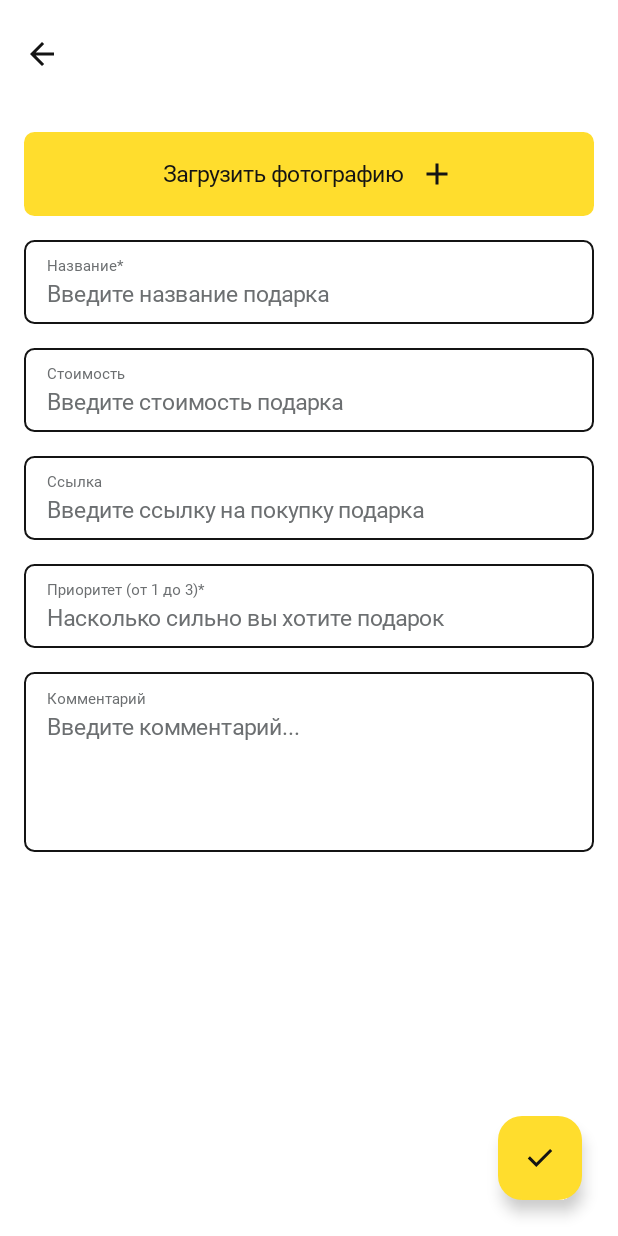
After one commit to rendivy/T-Birthday, an Android app built with Jetpack Compose: the composable WishlistItemEditScreen shown on its own in the app's theme, on a phone screen of 412 x 824 dp. The commit adds this screen. Run offline under Robolectric (Android 15) with nearby library versions, the phone set to English and light mode, and no system bars; Roboto replaces fonts that are not available here.

Commit message:
Wishlist item edit screen

```diff
--- a/app/build.gradle.kts
+++ b/app/build.gradle.kts
@@ -81,4 +81,5 @@ dependencies {
     debugImplementation(libs.androidx.ui.tooling)
     debugImplementation(libs.androidx.ui.test.manifest)
     ksp("androidx.room:room-compiler:$room_version")
+    implementation(libs.coil.compose)
 }
--- a/app/src/main/java/ru/yangel/hackathon/MainActivity.kt
+++ b/app/src/main/java/ru/yangel/hackathon/MainActivity.kt
@@ -25,6 +25,7 @@ import ru.yangel.hackathon.notification.database.entity.SubscribedUser
 import ru.yangel.hackathon.notification.workmanager.BirthdayAlarmReceiver
 import ru.yangel.hackathon.notification.workmanager.NotificationHelper
 import ru.yangel.hackathon.ui.theme.HackathonTheme
+import ru.yangel.hackathon.wishlist.item.presentation.ui.WishlistItemEditScreen
 import java.time.LocalDate
 import java.time.temporal.ChronoUnit
 import java.util.Calendar
@@ -47,7 +48,8 @@ class MainActivity : ComponentActivity(), KoinComponent {
                     modifier = Modifier.fillMaxSize(),
                     color = MaterialTheme.colorScheme.background
                 ) {
-                    Greeting("Android")
+                    WishlistItemEditScreen()
+                    //Greeting("Android")
                 }
             }
         }
--- a/app/src/main/java/ru/yangel/hackathon/ui/common/AppTextField.kt
+++ b/app/src/main/java/ru/yangel/hackathon/ui/common/AppTextField.kt
@@ -5,10 +5,13 @@ import androidx.compose.foundation.layout.Box
 import androidx.compose.foundation.layout.Column
 import androidx.compose.foundation.layout.PaddingValues
 import androidx.compose.foundation.layout.Spacer
+import androidx.compose.foundation.layout.fillMaxSize
 import androidx.compose.foundation.layout.fillMaxWidth
 import androidx.compose.foundation.layout.height
+import androidx.compose.foundation.layout.padding
 import androidx.compose.foundation.shape.RoundedCornerShape
 import androidx.compose.foundation.text.BasicTextField
+import androidx.compose.foundation.text.KeyboardOptions
 import androidx.compose.material3.ExperimentalMaterial3Api
 import androidx.compose.material3.OutlinedTextFieldDefaults
 import androidx.compose.material3.Text
@@ -18,6 +21,7 @@ import androidx.compose.runtime.remember
 import androidx.compose.ui.Modifier
 import androidx.compose.ui.graphics.Color
 import androidx.compose.ui.graphics.SolidColor
+import androidx.compose.ui.text.input.KeyboardType
 import androidx.compose.ui.text.input.VisualTransformation
 import androidx.compose.ui.unit.dp
 import ru.yangel.hackathon.ui.theme.CodGray
@@ -37,6 +41,8 @@ fun AppOutlinedTextField(
     onValueChange: (String) -> Unit,
     visualTransformation: VisualTransformation = VisualTransformation.None,
     isError: Boolean = false,
+    multiLine: Boolean = false,
+    keyboardType: KeyboardType = KeyboardType.Text,
     contentPaddingValues: PaddingValues = PaddingValues(horizontal = 15.dp, vertical = 8.dp),
     colors: TextFieldColors = OutlinedTextFieldDefaults.colors(
         focusedContainerColor = Color.Transparent,
@@ -58,20 +64,27 @@ fun AppOutlinedTextField(
     val interactionSource = remember { MutableInteractionSource() }
 
     BasicTextField(
-        modifier = modifier.fillMaxWidth().height(56.dp),
+        modifier = modifier
+            .fillMaxWidth()
+            .height(56.dp),
         value = value,
         onValueChange = onValueChange,
         textStyle = Type15,
         visualTransformation = visualTransformation,
         interactionSource = interactionSource,
         enabled = enabled,
-        singleLine = true,
+        singleLine = !multiLine,
+        keyboardOptions = KeyboardOptions(keyboardType = keyboardType),
         cursorBrush = if (!isError) SolidColor(CodGray) else SolidColor(Error)
     ) { innerTextField ->
         OutlinedTextFieldDefaults.DecorationBox(value = value,
             colors = colors,
             innerTextField = {
-                Column {
+                Column(
+                    modifier = if (multiLine) Modifier
+                        .fillMaxSize()
+                        .padding(top = 4.dp) else Modifier
+                ) {
                     Text(text = label, style = Type10, color = Nevada)
                     Spacer(modifier = Modifier.height(4.dp))
                     Box {
--- a/app/src/main/java/ru/yangel/hackathon/ui/theme/Theme.kt
+++ b/app/src/main/java/ru/yangel/hackathon/ui/theme/Theme.kt
@@ -1,17 +1,12 @@
 package ru.yangel.hackathon.ui.theme
 
 import android.app.Activity
-import android.os.Build
-import androidx.compose.foundation.isSystemInDarkTheme
 import androidx.compose.material3.MaterialTheme
 import androidx.compose.material3.darkColorScheme
-import androidx.compose.material3.dynamicDarkColorScheme
-import androidx.compose.material3.dynamicLightColorScheme
 import androidx.compose.material3.lightColorScheme
 import androidx.compose.runtime.Composable
 import androidx.compose.runtime.SideEffect
 import androidx.compose.ui.graphics.toArgb
-import androidx.compose.ui.platform.LocalContext
 import androidx.compose.ui.platform.LocalView
 import androidx.core.view.WindowCompat
 
@@ -24,7 +19,9 @@ private val DarkColorScheme = darkColorScheme(
 private val LightColorScheme = lightColorScheme(
     primary = Purple40,
     secondary = PurpleGrey40,
-    tertiary = Pink40
+    tertiary = Pink40,
+    surface = White,
+    background = White
 
     /* Other default colors to override
     background = Color(0xFFFFFBFE),
@@ -39,31 +36,19 @@ private val LightColorScheme = lightColorScheme(
 
 @Composable
 fun HackathonTheme(
-    darkTheme: Boolean = isSystemInDarkTheme(),
-    // Dynamic color is available on Android 12+
-    dynamicColor: Boolean = true,
     content: @Composable () -> Unit
 ) {
-    val colorScheme = when {
-        dynamicColor && Build.VERSION.SDK_INT >= Build.VERSION_CODES.S -> {
-            val context = LocalContext.current
-            if (darkTheme) dynamicDarkColorScheme(context) else dynamicLightColorScheme(context)
-        }
-
-        darkTheme -> DarkColorScheme
-        else -> LightColorScheme
-    }
     val view = LocalView.current
     if (!view.isInEditMode) {
         SideEffect {
             val window = (view.context as Activity).window
-            window.statusBarColor = colorScheme.primary.toArgb()
-            WindowCompat.getInsetsController(window, view).isAppearanceLightStatusBars = darkTheme
+            window.statusBarColor = White.toArgb()
+            WindowCompat.getInsetsController(window, view).isAppearanceLightStatusBars = true
         }
     }
 
     MaterialTheme(
-        colorScheme = colorScheme,
+        colorScheme = LightColorScheme,
         typography = Typography,
         content = content
     )
--- /dev/null
+++ b/app/src/main/java/ru/yangel/hackathon/wishlist/item/presentation/ui/WishlistItemEditScreen.kt
@@ -0,0 +1,152 @@
+package ru.yangel.hackathon.wishlist.item.presentation.ui
+
+import android.net.Uri
+import androidx.activity.compose.rememberLauncherForActivityResult
+import androidx.activity.result.contract.ActivityResultContracts
+import androidx.compose.foundation.Image
+import androidx.compose.foundation.layout.Box
+import androidx.compose.foundation.layout.Column
+import androidx.compose.foundation.layout.PaddingValues
+import androidx.compose.foundation.layout.Spacer
+import androidx.compose.foundation.layout.aspectRatio
+import androidx.compose.foundation.layout.defaultMinSize
+import androidx.compose.foundation.layout.fillMaxSize
+import androidx.compose.foundation.layout.height
+import androidx.compose.foundation.layout.padding
+import androidx.compose.foundation.layout.size
+import androidx.compose.foundation.lazy.LazyRow
+import androidx.compose.foundation.rememberScrollState
+import androidx.compose.foundation.shape.RoundedCornerShape
+import androidx.compose.foundation.verticalScroll
+import androidx.compose.material3.FloatingActionButton
+import androidx.compose.material3.Icon
+import androidx.compose.runtime.Composable
+import androidx.compose.runtime.getValue
+import androidx.compose.runtime.mutableStateListOf
+import androidx.compose.runtime.mutableStateOf
+import androidx.compose.runtime.remember
+import androidx.compose.runtime.setValue
+import androidx.compose.ui.Alignment
+import androidx.compose.ui.Modifier
+import androidx.compose.ui.draw.clip
+import androidx.compose.ui.graphics.vector.ImageVector
+import androidx.compose.ui.layout.ContentScale
+import androidx.compose.ui.res.vectorResource
+import androidx.compose.ui.text.input.KeyboardType
+import androidx.compose.ui.unit.dp
+import androidx.compose.ui.zIndex
+import coil.compose.rememberAsyncImagePainter
+import ru.yangel.hackathon.R
+import ru.yangel.hackathon.ui.common.AppOutlinedTextField
+import ru.yangel.hackathon.ui.common.AppTopBar
+import ru.yangel.hackathon.ui.common.PrimaryButton
+import ru.yangel.hackathon.ui.theme.CodGray
+import ru.yangel.hackathon.ui.theme.PaddingMedium
+import ru.yangel.hackathon.ui.theme.Primary
+
+@Composable
+fun WishlistItemEditScreen() {
+    val imageUris = remember { mutableStateListOf<Uri>() }
+    val addLauncher = rememberLauncherForActivityResult(
+        contract = ActivityResultContracts.GetMultipleContents(),
+        onResult = { uri: List<Uri> ->
+            imageUris.addAll(uri)
+        })
+    var name by remember { mutableStateOf("") }
+    var comment by remember { mutableStateOf("") }
+    var price by remember { mutableStateOf("") }
+    var link by remember { mutableStateOf("") }
+    var priority by remember { mutableStateOf("") }
+
+    Box(modifier = Modifier.fillMaxSize()) {
+        FloatingActionButton(modifier = Modifier
+            .align(Alignment.BottomEnd)
+            .padding(all = 24.dp)
+            .zIndex(10f),
+            containerColor = Primary,
+            contentColor = CodGray,
+            shape = RoundedCornerShape(16.dp),
+            onClick = { /*TODO*/ }) {
+            Icon(
+                imageVector = ImageVector.vectorResource(R.drawable.apply_icon),
+                contentDescription = null
+            )
+        }
+        Column(
+            modifier = Modifier
+                .fillMaxSize()
+                .verticalScroll(rememberScrollState())
+        ) {
+            AppTopBar(
+                modifier = Modifier.padding(vertical = 24.dp, horizontal = PaddingMedium)
+            ) {}
+            LazyRow(contentPadding = PaddingValues(horizontal = PaddingMedium)) {
+                items(count = imageUris.size) {
+                    Image(
+                        modifier = Modifier
+                            .size(120.dp)
+                            .aspectRatio(1f)
+                            .padding(end = 10.dp)
+                            .clip(RoundedCornerShape(8.dp)),
+                        painter = rememberAsyncImagePainter(model = imageUris[it]),
+                        contentDescription = null,
+                        contentScale = ContentScale.Crop
+                    )
+                }
+            }
+            Spacer(modifier = Modifier.height(PaddingMedium))
+            PrimaryButton(text = "Загрузить фотографию",
+                trailingIconResId = R.drawable.add_icon,
+                modifier = Modifier.padding(horizontal = PaddingMedium),
+                onClick = {
+                    addLauncher.launch("image/*")
+                })
+            Spacer(modifier = Modifier.height(PaddingMedium))
+            AppOutlinedTextField(
+                modifier = Modifier.padding(horizontal = PaddingMedium),
+                value = name,
+                onValueChange = { name = it },
+                label = "Название*",
+                placeholder = "Введите название подарка"
+            )
+            Spacer(modifier = Modifier.height(PaddingMedium))
+            AppOutlinedTextField(
+                modifier = Modifier.padding(horizontal = PaddingMedium),
+                value = price,
+                onValueChange = { price = it },
+                label = "Стоимость",
+                placeholder = "Введите стоимость подарка",
+                keyboardType = KeyboardType.Number
+            )
+            Spacer(modifier = Modifier.height(PaddingMedium))
+            AppOutlinedTextField(
+                modifier = Modifier.padding(horizontal = PaddingMedium),
+                value = link,
+                onValueChange = { link = it },
+                label = "Ссылка",
+                placeholder = "Введите ссылку на покупку подарка",
+                keyboardType = KeyboardType.Uri
+            )
+            Spacer(modifier = Modifier.height(PaddingMedium))
+            AppOutlinedTextField(
+                modifier = Modifier.padding(horizontal = PaddingMedium),
+                value = priority,
+                onValueChange = { priority = it },
+                label = "Приоритет (от 1 до 3)*",
+                placeholder = "Насколько сильно вы хотите подарок",
+                keyboardType = KeyboardType.Number
+            )
+            Spacer(modifier = Modifier.height(PaddingMedium))
+            AppOutlinedTextField(
+                modifier = Modifier
+                    .padding(horizontal = PaddingMedium)
+                    .defaultMinSize(minHeight = 120.dp),
+                value = comment,
+                onValueChange = { comment = it },
+                label = "Комментарий",
+                placeholder = "Введите комментарий...",
+                multiLine = true
+            )
+        }
+    }
+}
--- /dev/null
+++ b/app/src/main/res/drawable/add_icon.xml
@@ -0,0 +1,9 @@
+<vector xmlns:android="http://schemas.android.com/apk/res/android"
+    android:width="24dp"
+    android:height="24dp"
+    android:viewportWidth="24"
+    android:viewportHeight="24">
+  <path
+      android:pathData="M11,13H5V11H11V5H13V11H19V13H13V19H11V13Z"
+      android:fillColor="#141414"/>
+</vector>
--- /dev/null
+++ b/app/src/main/res/drawable/apply_icon.xml
@@ -0,0 +1,9 @@
+<vector xmlns:android="http://schemas.android.com/apk/res/android"
+    android:width="24dp"
+    android:height="24dp"
+    android:viewportWidth="24"
+    android:viewportHeight="24">
+  <path
+      android:pathData="M9.55,18L3.85,12.3L5.275,10.875L9.55,15.15L18.725,5.975L20.15,7.4L9.55,18Z"
+      android:fillColor="#000000"/>
+</vector>
--- a/gradle/libs.versions.toml
+++ b/gradle/libs.versions.toml
@@ -1,4 +1,5 @@
 [versions]
+coilCompose = "2.6.0"
 agp = "8.3.2"
 kotlin = "1.9.0"
 coreKtx = "1.13.0"
@@ -25,6 +26,7 @@ androidx-ui-tooling-preview = { group = "androidx.compose.ui", name = "ui-toolin
 androidx-ui-test-manifest = { group = "androidx.compose.ui", name = "ui-test-manifest" }
 androidx-ui-test-junit4 = { group = "androidx.compose.ui", name = "ui-test-junit4" }
 androidx-material3 = { group = "androidx.compose.material3", name = "material3" }
+coil-compose = { module = "io.coil-kt:coil-compose", version.ref = "coilCompose" }
 
 [plugins]
 androidApplication = { id = "com.android.application", version.ref = "agp" }
```
